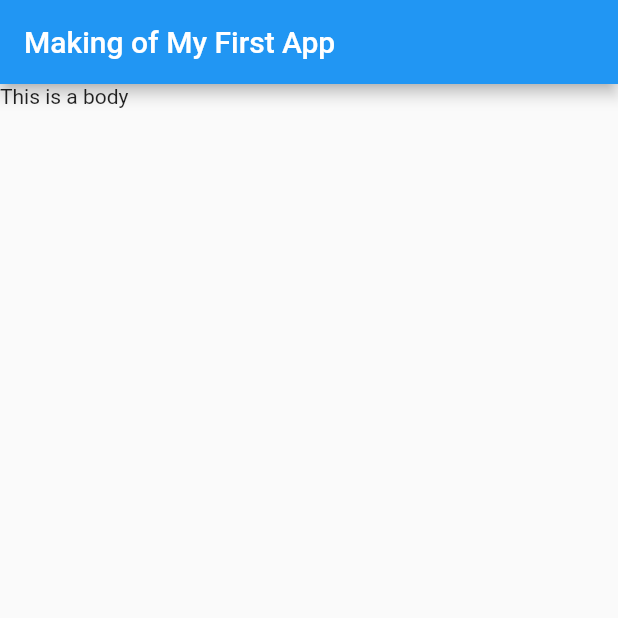
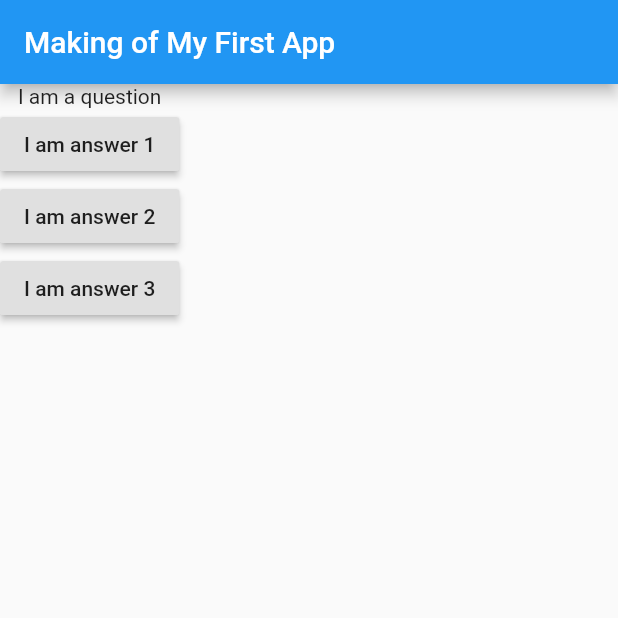
Before and after one commit to Bashiruu1/FlutterDemo, a Flutter app: the screen it shows after launch, on a phone screen of 412 x 824 dp, the top half of it. Run offline on Flutter 3.47's test engine with Material 2 defaults, Android fonts, the phone set to English and light mode, and no system bars.

Commit message:
added some buttons and onPressed for button

```diff
--- a/lib/main.dart
+++ b/lib/main.dart
@@ -4,15 +4,39 @@ void main() => runApp(MyApp());
 
 class MyApp extends StatelessWidget {
   // This widget is the root of your application.
+
+  void answerQuestion() {
+    print("You chose a answer to the question");
+  }
   @override
   Widget build(BuildContext context) {
+    List<String> questions = [
+      "What is your favorite color?",
+      "What is your favroite animal?"
+    ];
+
     return MaterialApp(
       home: Scaffold(
-        appBar: AppBar(
-          title: Text("Making of My First App"),
-        ),
-        body: Text("This is a body"),
-      ),
+          appBar: AppBar(
+            title: Text("Making of My First App"),
+          ),
+          body: Column(
+            children: [
+              Text("I am a question"),
+              RaisedButton(
+                child: Text("I am answer 1"),
+                onPressed: answerQuestion,
+              ),
+              RaisedButton(
+                child: Text("I am answer 2"),
+                onPressed: answerQuestion,
+              ),
+              RaisedButton(
+                child: Text("I am answer 3"),
+                onPressed: answerQuestion,
+              )
+            ],
+          )),
     );
   }
 }
```
